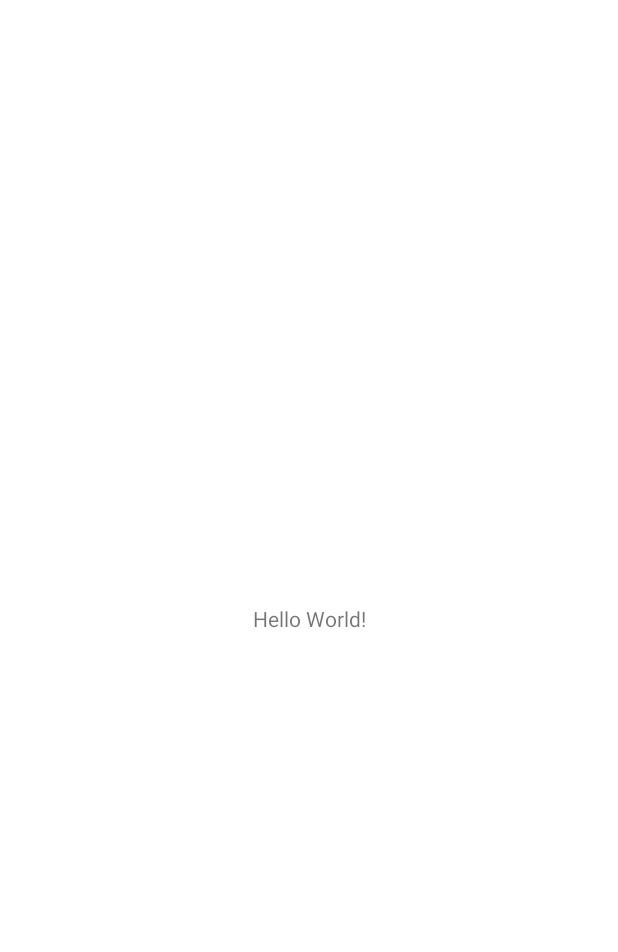
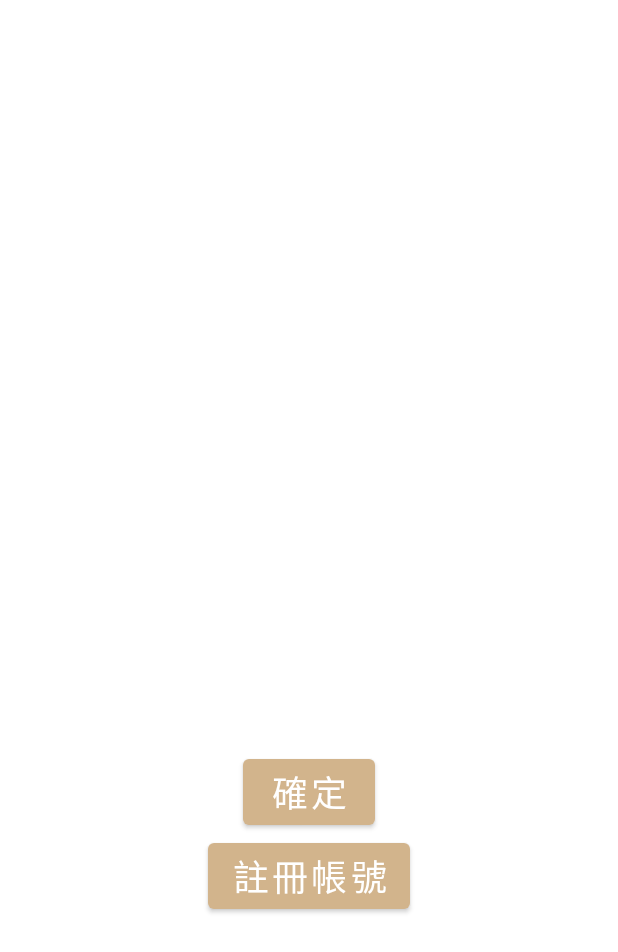
Before and after one commit to SuMingWei/Fit_it, an Android app: the screen it shows after launch (MainActivity), on a phone screen of 412 x 824 dp. Before the commit the part shown is almost empty. Shown: the top 952 px of the screen. Run offline under Robolectric (Android 15) with nearby library versions, the phone set to English and light mode, and no system bars.

Commit message:
[modify] color

```diff
--- a/app/src/main/res/layout/activity_main.xml
+++ b/app/src/main/res/layout/activity_main.xml
@@ -6,13 +6,69 @@
     android:layout_height="match_parent"
     tools:context=".MainActivity">
 
-    <TextView
-        android:layout_width="wrap_content"
-        android:layout_height="wrap_content"
-        android:text="Hello World!"
-        app:layout_constraintBottom_toBottomOf="parent"
-        app:layout_constraintLeft_toLeftOf="parent"
-        app:layout_constraintRight_toRightOf="parent"
-        app:layout_constraintTop_toTopOf="parent" />
+    <!--horizonal_10-->
+    <androidx.constraintlayout.widget.Guideline
+        android:id="@+id/horizontal_10"
+        android:layout_width="match_parent"
+        android:layout_height="match_parent"
+        android:orientation="horizontal"
+        app:layout_constraintGuide_percent="0.10" />
+    <!--horizonal_45-->
+    <androidx.constraintlayout.widget.Guideline
+        android:id="@+id/horizontal_45"
+        android:layout_width="match_parent"
+        android:layout_height="match_parent"
+        android:orientation="horizontal"
+        app:layout_constraintGuide_percent="0.45" />
+    <!--horizonal90-->
+    <androidx.constraintlayout.widget.Guideline
+        android:id="@+id/horizontal_90"
+        android:layout_width="match_parent"
+        android:layout_height="match_parent"
+        android:orientation="horizontal"
+        app:layout_constraintGuide_percent="0.90" />
+    <!--vertical_20-->
+    <androidx.constraintlayout.widget.Guideline
+        android:id="@+id/vertical_20"
+        android:layout_width="match_parent"
+        android:layout_height="match_parent"
+        android:orientation="vertical"
+        app:layout_constraintGuide_percent="0.20" />
+    <!--vertical_80-->
+    <androidx.constraintlayout.widget.Guideline
+        android:id="@+id/vertical_80"
+        android:layout_width="match_parent"
+        android:layout_height="match_parent"
+        android:orientation="vertical"
+        app:layout_constraintGuide_percent="0.80" />
+
+    <LinearLayout
+        android:id="@+id/title_box"
+        android:layout_width="0dp"
+        android:layout_height="0dp"
+        android:orientation="vertical"
+        android:gravity="center_vertical"
+        app:layout_constraintTop_toTopOf="@id/horizontal_45"
+        app:layout_constraintBottom_toBottomOf="@+id/horizontal_90"
+        app:layout_constraintLeft_toLeftOf="@id/vertical_20"
+        app:layout_constraintRight_toRightOf="@id/vertical_80">
+
+        <Button
+            android:id="@+id/login_btn"
+            android:layout_width="wrap_content"
+            android:layout_height="wrap_content"
+            android:layout_gravity="center_horizontal"
+            android:textSize="24dp"
+            android:text="確定" />
+
+        <Button
+            android:id="@+id/register_btn"
+            android:layout_width="wrap_content"
+            android:layout_height="wrap_content"
+            android:layout_gravity="center_horizontal"
+            android:textSize="24dp"
+            android:text="註冊帳號"/>
+
+    </LinearLayout>
 
 </androidx.constraintlayout.widget.ConstraintLayout>
--- a/app/src/main/res/values/colors.xml
+++ b/app/src/main/res/values/colors.xml
@@ -5,6 +5,20 @@
     <color name="purple_700">#FF3700B3</color>
     <color name="teal_200">#FF03DAC5</color>
     <color name="teal_700">#FF018786</color>
+    <color name="milk_tea_light">#F3E3D0</color>
+    <color name="mintcream">#F5FFFA</color><!--薄荷色 -->
+    <color name="whitesmoke">#F5F5F5</color><!--煙白色 -->
+    <color name="beige">#F5F5DC</color><!--米色 -->
+    <color name="wheat">#F5DEB3</color><!--淺黄色 -->
+    <color name="sandybrown">#F4A460</color><!--沙褐色 -->
+    <color name="papayawhip">#FFEFD5</color><!--番木色 -->
+    <color name="blanchedalmond">#FFEBCD</color><!--白杏色 -->
+    <color name="mistyrose">#FFE4E1</color><!--淺玫瑰色 -->
+    <color name="bisque">#FFE4C4</color><!--桔黄色 -->
+    <color name="moccasin">#FFE4B5</color><!--鹿皮色 -->
+    <color name="tan">#D2B48C</color><!--茶色 -->
+    <color name="chocolate">#D2691E</color><!--巧可力色 -->
+    <color name="peru">#CD853F</color><!--秘魯色 -->
     <color name="black">#FF000000</color>
     <color name="white">#FFFFFFFF</color>
 </resources>
--- a/app/src/main/res/values/themes.xml
+++ b/app/src/main/res/values/themes.xml
@@ -2,12 +2,12 @@
     <!-- Base application theme. -->
     <style name="Theme.Fitit" parent="Theme.MaterialComponents.DayNight.NoActionBar">
         <!-- Primary brand color. -->
-        <item name="colorPrimary">@color/purple_500</item>
-        <item name="colorPrimaryVariant">@color/purple_700</item>
+        <item name="colorPrimary">@color/tan</item>
+        <item name="colorPrimaryVariant">@color/wheat</item>
         <item name="colorOnPrimary">@color/white</item>
         <!-- Secondary brand color. -->
-        <item name="colorSecondary">@color/teal_200</item>
-        <item name="colorSecondaryVariant">@color/teal_700</item>
+        <item name="colorSecondary">@color/tan</item>
+        <item name="colorSecondaryVariant">@color/wheat</item>
         <item name="colorOnSecondary">@color/black</item>
         <!-- Status bar color. -->
         <item name="android:statusBarColor" tools:targetApi="l">?attr/colorPrimaryVariant</item>
```
